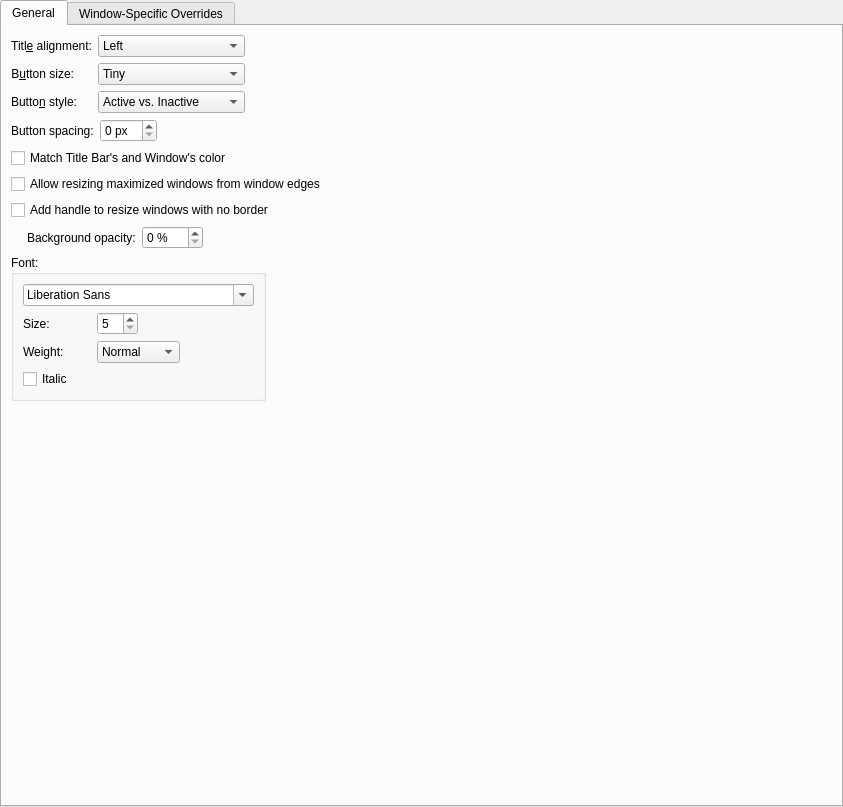
First picture: the form in config/ui/breezeconfigurationui.ui, repository milohr/SierraBreezeEnhanced, before the edit.
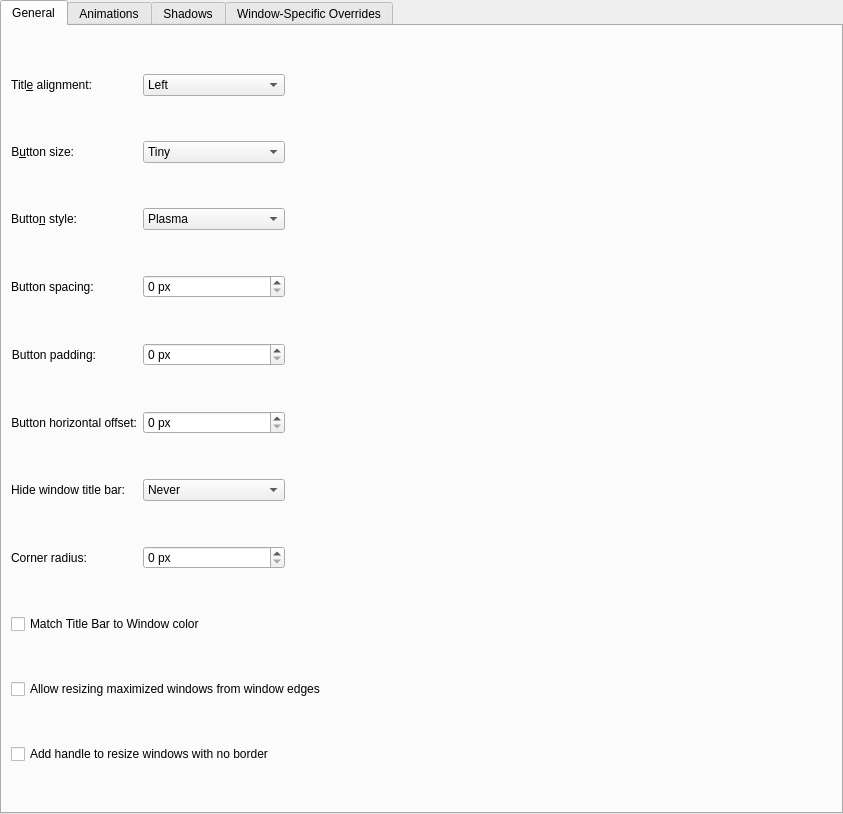
Second picture: the form after the edit. Custom widgets are drawn as their Qt base class.

Commit message: add maui style

```diff
--- a/config/ui/breezeconfigurationui.ui
+++ b/config/ui/breezeconfigurationui.ui
@@ -7,7 +7,7 @@
     <x>0</x>
     <y>0</y>
     <width>843</width>
-    <height>807</height>
+    <height>814</height>
    </rect>
   </property>
   <layout class="QVBoxLayout" name="verticalLayout">
@@ -32,7 +32,96 @@
       <attribute name="title">
        <string>General</string>
       </attribute>
-      <layout class="QGridLayout" name="gridLayout_4">
+      <layout class="QGridLayout" name="gridLayout_4">      
+       <item row="10" column="1" colspan="4">
+        <widget class="QCheckBox" name="drawBorderOnMaximizedWindows">
+         <property name="text">
+          <string>Allow resizing maximized windows from window edges</string>
+         </property>
+        </widget>
+       </item>
+       <item row="3" column="1">
+        <widget class="QLabel" name="buttonSpacingLabel">
+         <property name="text">
+          <string>Button spacing:</string>
+         </property>
+         <property name="buddy">
+           <cstring>buttonSpacing</cstring>
+         </property>
+        </widget>
+       </item>
+       <item row="7" column="1">
+        <widget class="QLabel" name="cornerRadiusLabel">
+         <property name="text">
+          <string>Corner radius:</string>
+         </property>
+        </widget>
+       </item>
+       <item row="1" column="1" alignment="Qt::AlignLeft">
+        <widget class="QLabel" name="label_4">
+         <property name="text">
+          <string>B&amp;utton size:</string>
+         </property>
+         <property name="alignment">
+          <set>Qt::AlignRight|Qt::AlignTrailing|Qt::AlignVCenter</set>
+         </property>
+         <property name="buddy">
+          <cstring>buttonSize</cstring>
+         </property>
+        </widget>
+       </item>
+     
+       <item row="0" column="1" alignment="Qt::AlignLeft">
+        <widget class="QLabel" name="label_3">
+         <property name="text">
+          <string>Titl&amp;e alignment:</string>
+         </property>
+         <property name="alignment">
+          <set>Qt::AlignRight|Qt::AlignTrailing|Qt::AlignVCenter</set>
+         </property>
+         <property name="buddy">
+          <cstring>titleAlignment</cstring>
+         </property>
+        </widget>
+       </item>      
+     
+       <item row="3" column="2">
+        <widget class="QSpinBox" name="buttonSpacing">
+         <property name="suffix">
+          <string> px</string>
+         </property>
+         <property name="prefix">
+          <string/>
+         </property>
+        </widget>
+       </item>
+       
+       <item row="4" column="1" alignment="Qt::AlignLeft">
+        <widget class="QLabel" name="buttonPaddingLabel">
+         <property name="text">
+          <string>Button padding:</string>
+         </property>
+         <property name="alignment">
+          <set>Qt::AlignRight|Qt::AlignTrailing|Qt::AlignVCenter</set>
+         </property>
+         <property name="buddy">
+          <cstring>buttonPadding</cstring>
+         </property>
+        </widget>
+       </item>
+       <item row="5" column="1" alignment="Qt::AlignLeft">
+         <widget class="QLabel" name="buttonHOffsetLabel">
+           <property name="text">
+             <string>Button horizontal offset:</string>
+           </property>
+           <property name="alignment">
+             <set>Qt::AlignRight|Qt::AlignTrailing|Qt::AlignVCenter</set>
+           </property>
+           <property name="buddy">
+             <cstring>buttonHOffset</cstring>
+           </property>
+         </widget>
+       </item>
        <item row="1" column="2">
         <widget class="QComboBox" name="buttonSize">
          <item>
@@ -62,16 +151,78 @@
          </item>
         </widget>
        </item>
-       <item row="2" column="1" alignment="Qt::AlignLeft">
-        <widget class="QLabel" name="label_8">
+       <item row="6" column="1" alignment="Qt::AlignLeft">
+        <widget class="QLabel" name="label_14">
          <property name="text">
-          <string>Butto&amp;n style:</string>
+          <string>Hide window title bar:</string>
          </property>
          <property name="alignment">
           <set>Qt::AlignRight|Qt::AlignTrailing|Qt::AlignVCenter</set>
          </property>
          <property name="buddy">
-          <cstring>buttonStyle</cstring>
+          <cstring>hideTitleBar</cstring>
+         </property>
+        </widget>
+       </item>
+      
+       <item row="0" column="3">
+        <spacer name="horizontalSpacer">
+         <property name="orientation">
+          <enum>Qt::Horizontal</enum>
+         </property>
+         <property name="sizeHint" stdset="0">
+          <size>
+           <width>40</width>
+           <height>20</height>
+          </size>
+         </property>
+        </spacer>
+       </item>
+       <item row="6" column="2">
+        <widget class="QComboBox" name="hideTitleBar">
+         <item>
+          <property name="text">
+           <string>Never</string>
+          </property>
+         </item>
+         <item>
+          <property name="text">
+           <string>Maximized Windows</string>
+          </property>
+         </item>
+         <item>
+          <property name="text">
+           <string>Any Maximization</string>
+          </property>
+         </item>
+         <item>
+          <property name="text">
+           <string>Always</string>
+          </property>
+         </item>
+        </widget>
+       </item>
+       <item row="2" column="2">
+        <widget class="QComboBox" name="buttonStyle">
+         <item>
+          <property name="text">
+           <string>Plasma</string>
+          </property>
+         </item>
+         <item>
+          <property name="text">
+           <string>Maui Style</string>
+          </property>
+         </item>        
+        </widget>
+       </item>
+       <item row="7" column="2">
+        <widget class="QSpinBox" name="cornerRadiusSpinBox">
+         <property name="suffix">
+          <string> px</string>
+         </property>
+         <property name="prefix">
+          <string/>
          </property>
         </widget>
        </item>
@@ -99,228 +250,70 @@
          </item>
         </widget>
        </item>
-       <item row="1" column="1" alignment="Qt::AlignLeft">
-        <widget class="QLabel" name="label_4">
-         <property name="text">
-          <string>B&amp;utton size:</string>
-         </property>
-         <property name="alignment">
-          <set>Qt::AlignRight|Qt::AlignTrailing|Qt::AlignVCenter</set>
-         </property>
-         <property name="buddy">
-          <cstring>buttonSize</cstring>
-         </property>
-        </widget>
-       </item>
-       <item row="0" column="3">
-        <spacer name="horizontalSpacer">
-         <property name="orientation">
-          <enum>Qt::Horizontal</enum>
-         </property>
-         <property name="sizeHint" stdset="0">
-          <size>
-           <width>40</width>
-           <height>20</height>
-          </size>
-         </property>
-        </spacer>
-       </item>
-       <item row="2" column="2">
-        <widget class="QComboBox" name="buttonStyle">
-         <item>
-          <property name="text">
-           <string>Active vs. Inactive</string>
-          </property>
-         </item>
-         <item>
-          <property name="text">
-           <string>Always Active</string>
-          </property>
-         </item>
-         <item>
-          <property name="text">
-           <string>Always Inactive</string>
-          </property>
-         </item>
-         <item>
-          <property name="text">
-           <string>Plasma Style</string>
-          </property>
-         </item>
-         <item>
-          <property name="text">
-           <string>Gnome Style</string>
-          </property>
-         </item>
-         <item>
-          <property name="text">
-           <string>Dark Aurorae Style</string>
-          </property>
-         </item>
-         <item>
-          <property name="text">
-           <string>Active Dark Aurorae</string>
-          </property>
-         </item>
-         <item>
-          <property name="text">
-           <string>Inactive Dark Aurorae</string>
-          </property>
-         </item>
-        </widget>
-       </item>
-       <item row="20" column="1" colspan="3">
-        <layout class="QGridLayout" name="gridLayout_2" columnstretch="0,0,0,0,0,0,0">
-         <item row="3" column="0" colspan="7" alignment="Qt::AlignLeft">
-          <widget class="QGroupBox" name="groupBox">
-           <property name="title">
-            <string>Font:</string>
-           </property>
-           <layout class="QGridLayout" name="gridLayout_3">
-            <item row="1" column="1" alignment="Qt::AlignLeft">
-             <widget class="QSpinBox" name="fontSizeSpinBox">
-              <property name="minimum">
-               <number>5</number>
-              </property>
-              <property name="maximum">
-               <number>50</number>
-              </property>
-             </widget>
-            </item>
-            <item row="0" column="0" colspan="3">
-             <widget class="QFontComboBox" name="fontComboBox"/>
-            </item>
-            <item row="1" column="0">
-             <widget class="QLabel" name="label_9">
-              <property name="text">
-               <string>Size:</string>
-              </property>
-             </widget>
-            </item>
-            <item row="2" column="0">
-             <widget class="QLabel" name="label_10">
-              <property name="text">
-               <string>Weight:</string>
-              </property>
-             </widget>
-            </item>
-            <item row="2" column="1">
-             <widget class="QComboBox" name="weightComboBox">
-              <property name="currentIndex">
-               <number>0</number>
-              </property>
-              <item>
-               <property name="text">
-                <string>Normal</string>
-               </property>
-              </item>
-              <item>
-               <property name="text">
-                <string>Medium</string>
-               </property>
-              </item>
-              <item>
-               <property name="text">
-                <string>DemiBold</string>
-               </property>
-              </item>
-              <item>
-               <property name="text">
-                <string>Bold</string>
-               </property>
-              </item>
-              <item>
-               <property name="text">
-                <string>ExtraBold</string>
-               </property>
-              </item>
-              <item>
-               <property name="text">
-                <string>Black</string>
-               </property>
-              </item>
-             </widget>
-            </item>
-            <item row="3" column="0" colspan="3">
-             <widget class="QCheckBox" name="italicCheckBox">
-              <property name="text">
-               <string>Italic</string>
-              </property>
-             </widget>
-            </item>
-           </layout>
-          </widget>
-         </item>
-        </layout>
-       </item>
-       <item row="18" column="1" colspan="3">
+       <item row="22" column="1" colspan="4">
         <widget class="QCheckBox" name="drawSizeGrip">
          <property name="text">
           <string>Add handle to resize windows with no border</string>
          </property>
         </widget>
        </item>
-       <item row="7" column="1" colspan="3">
-        <layout class="QHBoxLayout" name="horizontalLayout_3"/>
-       </item>
-       <item row="6" column="1" colspan="3">
-        <widget class="QCheckBox" name="drawBorderOnMaximizedWindows">
-         <property name="text">
-          <string>Allow resizing maximized windows from window edges</string>
+       <item row="4" column="2">
+        <widget class="QSpinBox" name="buttonPadding">
+         <property name="enabled">
+          <bool>true</bool>
+         </property>
+         <property name="suffix">
+          <string> px</string>
+         </property>
+         <property name="maximum">
+          <number>50</number>
          </property>
         </widget>
        </item>
-       <item row="3" column="1" colspan="3">
-        <layout class="QHBoxLayout" name="horizontalLayout_2">
-         <item>
-          <widget class="QLabel" name="btnSpacingLabel">
-           <property name="text">
-            <string>Button spacing:</string>
+       <item row="5" column="2">
+         <widget class="QSpinBox" name="buttonHOffset">
+           <property name="enabled">
+             <bool>true</bool>
            </property>
-          </widget>
-         </item>
-         <item>
-          <widget class="QSpinBox" name="btnSpacingSpinBox">
            <property name="suffix">
-            <string> px</string>
+             <string> px</string>
            </property>
-           <property name="prefix">
-            <string/>
+           <property name="maximum">
+             <number>50</number>
            </property>
-          </widget>
-         </item>
-         <item>
-          <spacer name="horizontalSpacer_7">
-           <property name="orientation">
-            <enum>Qt::Horizontal</enum>
-           </property>
-           <property name="sizeHint" stdset="0">
-            <size>
-             <width>40</width>
-             <height>20</height>
-            </size>
-           </property>
-          </spacer>
-         </item>
-        </layout>
+         </widget>
        </item>
-       <item row="21" column="1" colspan="3">
-        <spacer name="verticalSpacer">
-         <property name="orientation">
-          <enum>Qt::Vertical</enum>
+       <item row="2" column="1" alignment="Qt::AlignLeft">
+        <widget class="QLabel" name="label_8">
+         <property name="text">
+          <string>Butto&amp;n style:</string>
          </property>
-         <property name="sizeHint" stdset="0">
-          <size>
-           <width>20</width>
-           <height>40</height>
-          </size>
+         <property name="alignment">
+          <set>Qt::AlignRight|Qt::AlignTrailing|Qt::AlignVCenter</set>
          </property>
-        </spacer>
+         <property name="buddy">
+          <cstring>buttonStyle</cstring>
+         </property>
+        </widget>
        </item>
-       <item row="19" column="1" colspan="3">
-        <layout class="QHBoxLayout" name="horizontalLayout_4">
+       <item row="9" column="1" colspan="4">
+        <widget class="QCheckBox" name="matchColorForTitleBar">
+         <property name="text">
+          <string>Match Title Bar to Window color</string>
+         </property>
+        </widget>
+       </item>
+      </layout>
+     </widget>
+     <widget class="QWidget" name="tab_2">
+      <attribute name="title">
+       <string>Animations</string>
+      </attribute>
+      <layout class="QGridLayout" name="gridLayout_5">
+       <item row="6" column="2">
+        <layout class="QHBoxLayout" name="horizontalLayout_5">
          <item>
-          <spacer name="horizontalSpacer_16">
+          <spacer name="horizontalSpacer_2">
            <property name="orientation">
             <enum>Qt::Horizontal</enum>
            </property>
@@ -336,48 +329,93 @@
           </spacer>
          </item>
          <item>
-          <widget class="QLabel" name="label_6">
+          <widget class="QLabel" name="animationsDurationLabel">
+           <property name="enabled">
+            <bool>true</bool>
+           </property>
            <property name="text">
-            <string>Background opacity:</string>
+            <string>A&amp;nimations duration:</string>
+           </property>
+           <property name="alignment">
+            <set>Qt::AlignRight|Qt::AlignTrailing|Qt::AlignVCenter</set>
+           </property>
+           <property name="buddy">
+            <cstring>animationsDuration</cstring>
            </property>
           </widget>
          </item>
          <item>
-          <widget class="QSpinBox" name="opacitySpinBox">
+          <widget class="QSpinBox" name="animationsDuration">
+           <property name="enabled">
+            <bool>true</bool>
+           </property>
            <property name="suffix">
-            <string> %</string>
+            <string> ms</string>
            </property>
            <property name="maximum">
-            <number>100</number>
+            <number>500</number>
            </property>
           </widget>
          </item>
-         <item>
-          <spacer name="horizontalSpacer_6">
-           <property name="orientation">
-            <enum>Qt::Horizontal</enum>
-           </property>
-           <property name="sizeHint" stdset="0">
-            <size>
-             <width>5</width>
-             <height>5</height>
-            </size>
-           </property>
-          </spacer>
-         </item>
         </layout>
        </item>
-       <item row="5" column="1" colspan="3">
-        <widget class="QCheckBox" name="matchColorForTitleBar">
+       <item row="0" column="0" colspan="3">
+        <widget class="QCheckBox" name="animationsEnabled">
          <property name="text">
-          <string>Match Title Bar's and Window's color</string>
+          <string>Enable animations</string>
          </property>
         </widget>
        </item>
-       <item row="0" column="1" alignment="Qt::AlignLeft">
-        <widget class="QLabel" name="label_3">
+       <item row="6" column="3">
+        <spacer name="horizontalSpacer_4">
+         <property name="orientation">
+          <enum>Qt::Horizontal</enum>
+         </property>
+         <property name="sizeHint" stdset="0">
+          <size>
+           <width>40</width>
+           <height>20</height>
+          </size>
+         </property>
+        </spacer>
+       </item>
+       <item row="9" column="2">
+        <spacer name="verticalSpacer_2">
+         <property name="orientation">
+          <enum>Qt::Vertical</enum>
+         </property>
+         <property name="sizeHint" stdset="0">
+          <size>
+           <width>20</width>
+           <height>40</height>
+          </size>
+         </property>
+        </spacer>
+       </item>
+      </layout>
+     </widget>
+     <widget class="QWidget" name="tab_4">
+      <attribute name="title">
+       <string>Shadows</string>
+      </attribute>
+      <layout class="QGridLayout" name="gridLayout">
+       <item row="3" column="7">
+        <widget class="QSpinBox" name="shadowStrength">
+         <property name="suffix">
+          <string>%</string>
+         </property>
+         <property name="minimum">
+          <number>10</number>
+         </property>
+         <property name="maximum">
+          <number>100</number>
+         </property>
+        </widget>
+       </item>
+       <item row="4" column="2" alignment="Qt::AlignLeft">
+        <widget class="QLabel" name="label_5">
          <property name="text">
-          <string>Titl&amp;e alignment:</string>
+          <string>Color:</string>
          </property>
          <property name="alignment">
           <set>Qt::AlignRight|Qt::AlignTrailing|Qt::AlignVCenter</set>
@@ -411,6 +449,11 @@
   </layout>
  </widget>
  <customwidgets>
+  <customwidget>
+   <class>KColorButton</class>
+   <extends>QPushButton</extends>
+   <header>kcolorbutton.h</header>
+  </customwidget>
   <customwidget>
    <class>Breeze::ExceptionListWidget</class>
    <extends>QWidget</extends>
```
Left out of the diff: 333 changed lines with no effect on the pictures. The commit also changes 28 other files.
